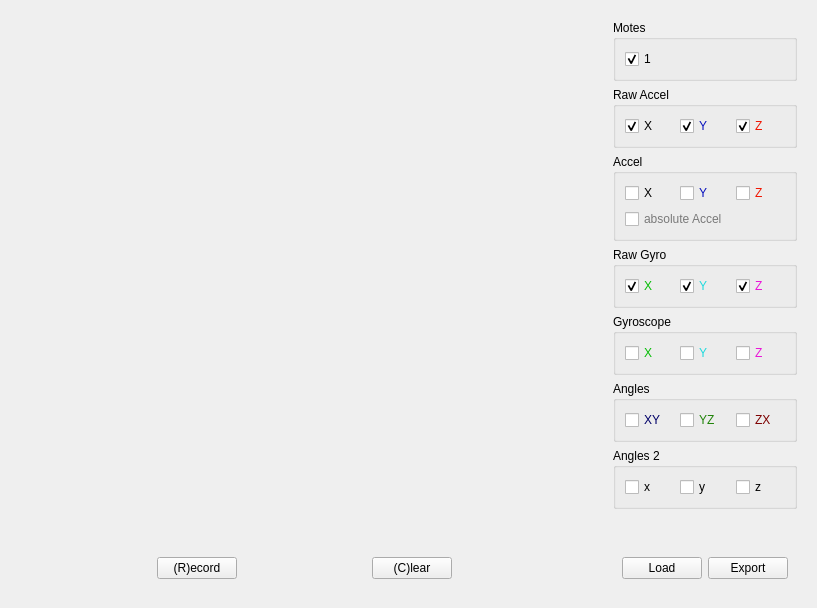
Qt form tinyos-2.x/trunk/support/cpp/TestShimmer/src/DataWidget.ui (baharev/szte-wsn-code) before a commit.
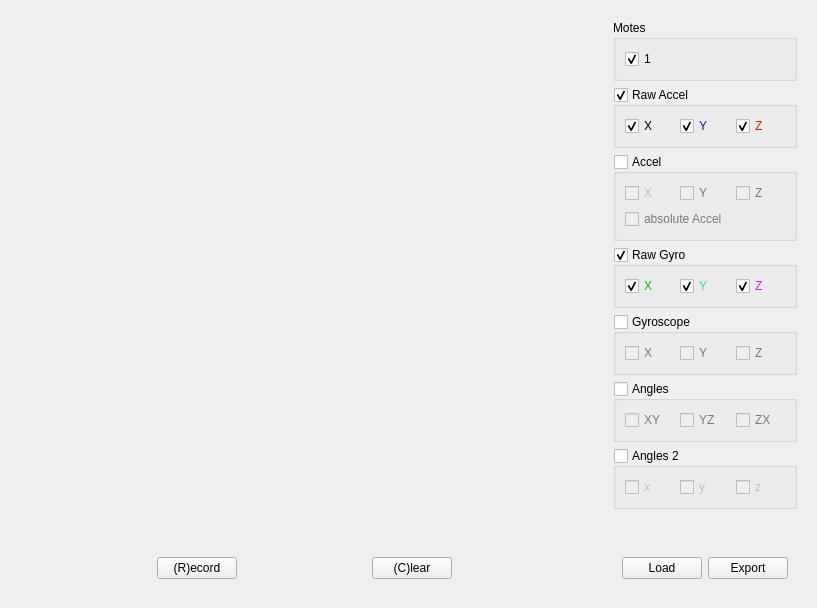
The same form after that commit. Custom widgets are drawn as their Qt base class.

Diff of the .ui file:
```diff
--- a/tinyos-2.x/trunk/support/cpp/TestShimmer/src/DataWidget.ui
+++ b/tinyos-2.x/trunk/support/cpp/TestShimmer/src/DataWidget.ui
@@ -125,6 +125,9 @@
        <property name="title">
         <string>Raw Accel</string>
        </property>
+       <property name="checkable">
+        <bool>true</bool>
+       </property>
        <layout class="QHBoxLayout" name="horizontalLayout_14">
         <item>
          <widget class="QCheckBox" name="rawAccX">
@@ -238,6 +241,15 @@
        <property name="title">
         <string>Accel</string>
        </property>
+       <property name="flat">
+        <bool>false</bool>
+       </property>
+       <property name="checkable">
+        <bool>true</bool>
+       </property>
+       <property name="checked">
+        <bool>false</bool>
+       </property>
        <layout class="QVBoxLayout" name="verticalLayout_5">
         <item>
          <layout class="QHBoxLayout" name="horizontalLayout_11">
@@ -394,6 +406,9 @@
        <property name="title">
         <string>Raw Gyro</string>
        </property>
+       <property name="checkable">
+        <bool>true</bool>
+       </property>
        <layout class="QHBoxLayout" name="horizontalLayout_16">
         <item>
          <widget class="QCheckBox" name="rawGyroX">
@@ -544,6 +559,12 @@
        <property name="title">
         <string>Gyroscope</string>
        </property>
+       <property name="checkable">
+        <bool>true</bool>
+       </property>
+       <property name="checked">
+        <bool>false</bool>
+       </property>
        <layout class="QHBoxLayout" name="horizontalLayout_10">
         <item>
          <widget class="QCheckBox" name="gyroX">
@@ -685,6 +706,12 @@
        <property name="title">
         <string>Angles</string>
        </property>
+       <property name="checkable">
+        <bool>true</bool>
+       </property>
+       <property name="checked">
+        <bool>false</bool>
+       </property>
        <layout class="QHBoxLayout" name="horizontalLayout_13">
         <item>
          <widget class="QCheckBox" name="angXY">
@@ -826,6 +853,12 @@
        <property name="title">
         <string>Angles 2</string>
        </property>
+       <property name="checkable">
+        <bool>true</bool>
+       </property>
+       <property name="checked">
+        <bool>false</bool>
+       </property>
        <layout class="QHBoxLayout" name="horizontalLayout">
         <item>
          <widget class="QCheckBox" name="angX">
```
